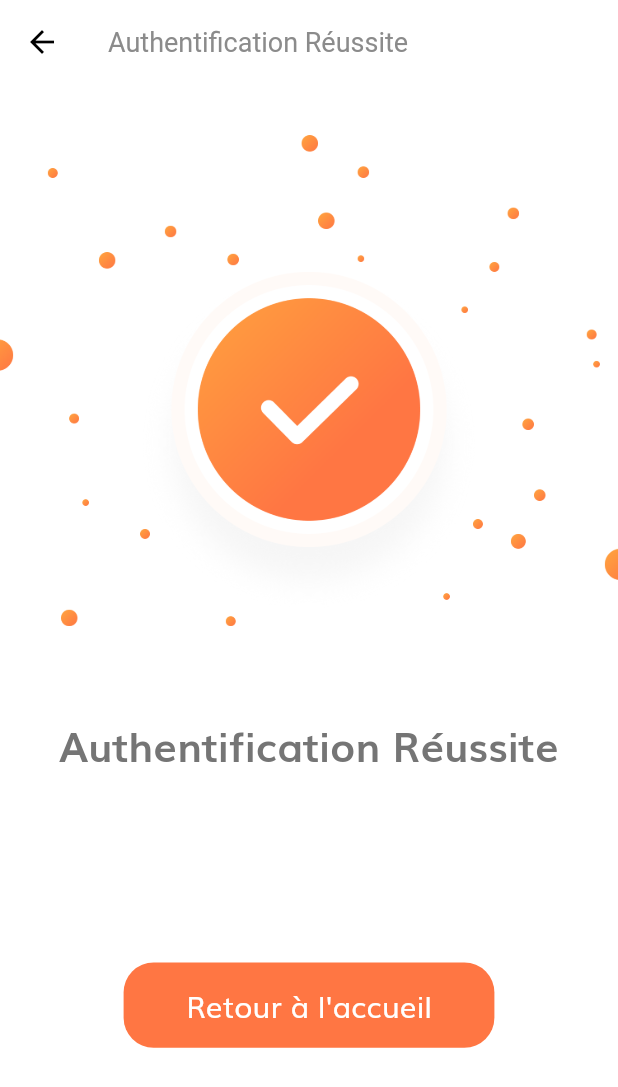
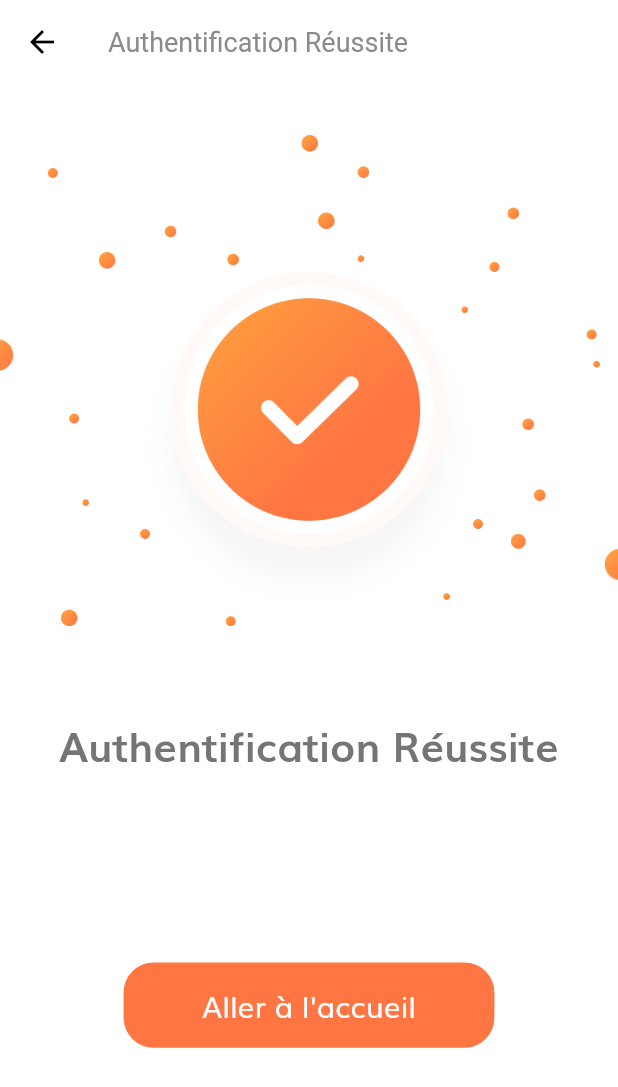
Before and after one commit to AyariAhmed/FoodiMap, a Flutter app: the LoginSuccessScreen screen opened by its route, on a phone screen of 412 x 824 dp. Shown: the top 1087 px of the screen. Run offline on Flutter 3.47's test engine with Material 2 defaults, Android fonts, the phone set to English and light mode, and no system bars; our stand-ins replace flutter_svg.

Commit message:
adjusted screens redirections

```diff
--- a/lib/routes.dart
+++ b/lib/routes.dart
@@ -1,5 +1,6 @@
 import 'package:flutter/widgets.dart';
 import 'package:foodimap_flutter/screens/complete_profile/complete_profile_screen.dart';
+import 'package:foodimap_flutter/screens/home/home_screen.dart';
 import 'package:foodimap_flutter/screens/login_success/login_success_screen.dart';
 import 'package:foodimap_flutter/screens/sign_in/sign_in_screen.dart';
 import 'package:foodimap_flutter/screens/sign_up/sign_up_screen.dart';
@@ -10,6 +11,7 @@ final Map<String,WidgetBuilder> routes = {
   SignInScreen.routeName : (context) => SignInScreen(),
   LoginSuccessScreen.routeName : (context) => LoginSuccessScreen(),
   SignUpScreen.routeName : (context) => SignUpScreen(),
-  CompleteProfileScreen.routeName : (context) => CompleteProfileScreen()
+  CompleteProfileScreen.routeName : (context) => CompleteProfileScreen(),
+  HomeScreen.routeName : (context) => HomeScreen()
 
 };
--- a/lib/screens/complete_profile/Components/complete_profile_form.dart
+++ b/lib/screens/complete_profile/Components/complete_profile_form.dart
@@ -2,6 +2,8 @@ import 'package:flutter/material.dart';
 import 'package:foodimap_flutter/components/custom_suffix_icon.dart';
 import 'package:foodimap_flutter/components/default_button.dart';
 import 'package:foodimap_flutter/components/form_error.dart';
+import 'package:foodimap_flutter/screens/home/home_screen.dart';
+import 'package:foodimap_flutter/screens/login_success/login_success_screen.dart';
 
 import '../../../constants.dart';
 import '../../../size_config.dart';
@@ -67,7 +69,7 @@ class _CompleteProfilFormState extends State<CompleteProfilForm> {
             DefaultButton(text: "Continuer", press: (){
               if(_formKey.currentState.validate()){
                 // Redirection vers accueil
-
+                Navigator.pushNamed(context, LoginSuccessScreen.routeName);
               }
             }),
           ],
--- /dev/null
+++ b/lib/screens/home/components/body.dart
@@ -0,0 +1,10 @@
+import 'package:flutter/material.dart';
+
+class Body extends StatelessWidget {
+  const Body({Key key}) : super(key: key);
+
+  @override
+  Widget build(BuildContext context) {
+    return Container();
+  }
+}
--- a/lib/screens/login_success/components/body.dart
+++ b/lib/screens/login_success/components/body.dart
@@ -1,5 +1,6 @@
 import 'package:flutter/material.dart';
 import 'package:foodimap_flutter/components/default_button.dart';
+import 'package:foodimap_flutter/screens/home/home_screen.dart';
 import 'package:foodimap_flutter/size_config.dart';
 
 class Body extends StatelessWidget {
@@ -31,8 +32,8 @@ class Body extends StatelessWidget {
         Spacer(),
         SizedBox(
           width: SizeConfig.screenWidth * 0.6,
-          child: DefaultButton(text: "Retour à l'accueil", press: (){
-
+          child: DefaultButton(text: "Aller à l'accueil", press: (){
+            Navigator.pushReplacementNamed(context,HomeScreen.routeName);
           }),
         ),
         Spacer()
```
Also changed, not shown: lib/screens/home/home_screen.dart (added, +16 -0 lines).
